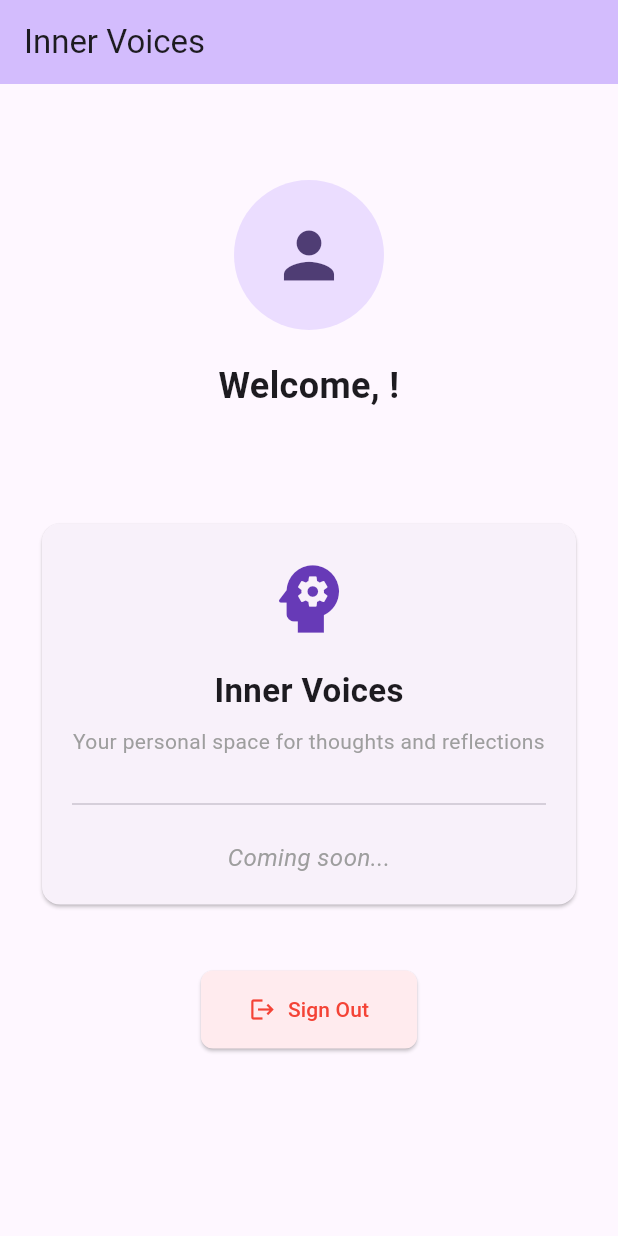
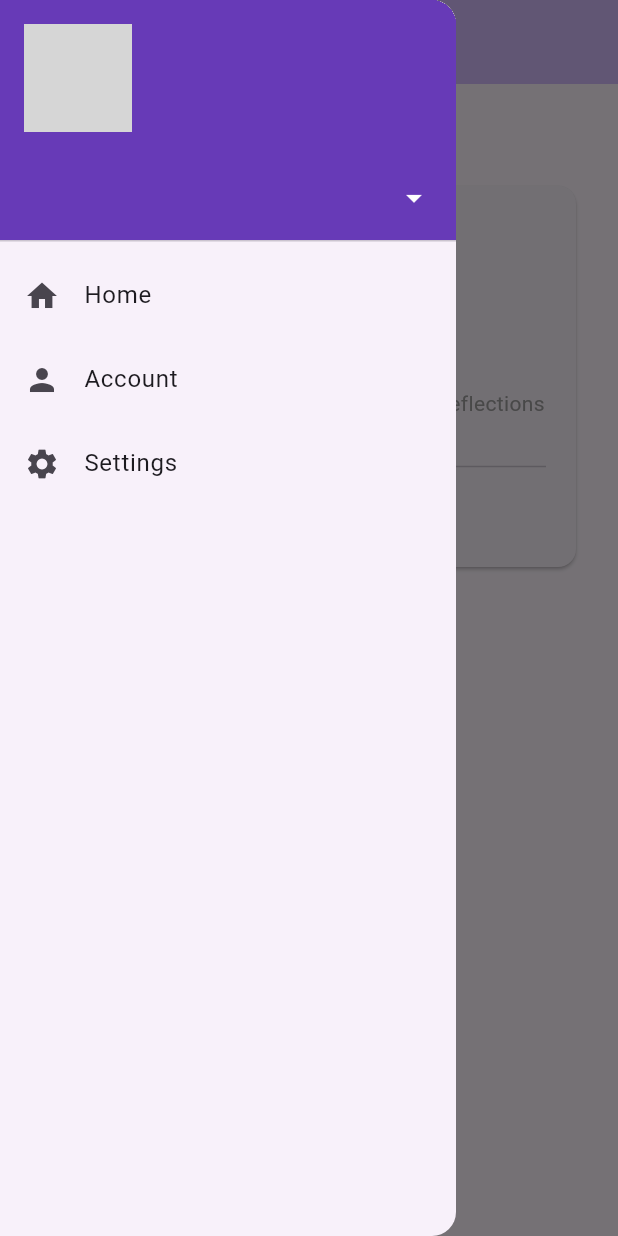
Before and after one commit to abeshahsan/innervoices, a Flutter app: the screen it shows once a user with an empty profile is signed in, with the side drawer open (before the commit the screen has no drawer), on a phone screen of 412 x 824 dp. Run offline on Flutter 3.47's test engine with Material 3 defaults, Android fonts, the phone set to English and light mode, and no system bars; our stand-ins replace bloc, firebase_auth, firebase_core, flutter_bloc, google_sign_in; accounts and stored records are empty; network calls fail; grey boxes are pictures that could not be loaded.

Commit message:
feat: add BradDrawer component for user navigation and account management

```diff
--- a/lib/blocs/user/user_bloc.dart
+++ b/lib/blocs/user/user_bloc.dart
@@ -96,8 +96,8 @@ class UserBloc extends Bloc<UserEvent, UserState> {
     }
   }
 
-  User _mapFirebaseUserToUser(firebase_auth.User firebaseUser) {
-    return User(
+  UserModel _mapFirebaseUserToUser(firebase_auth.User firebaseUser) {
+    return UserModel(
       username: firebaseUser.displayName ?? 'User',
       fullName: firebaseUser.displayName ?? 'Unknown User',
       email: firebaseUser.email ?? '',
--- a/lib/blocs/user/user_state.dart
+++ b/lib/blocs/user/user_state.dart
@@ -11,7 +11,7 @@ final class UserLoading extends UserState {}
 
 // User is authenticated
 final class UserAuthenticated extends UserState {
-  final User user;
+  final UserModel user;
   final firebase_auth.User firebaseUser;
 
   UserAuthenticated(this.user, this.firebaseUser);
--- /dev/null
+++ b/lib/components/drawer.dart
@@ -0,0 +1,129 @@
+import 'package:flutter/material.dart';
+import 'package:flutter_bloc/flutter_bloc.dart';
+import 'package:innervoices/blocs/user/user_bloc.dart';
+import 'package:innervoices/models/user.dart';
+
+class BradDrawer extends StatefulWidget {
+  const BradDrawer({super.key});
+
+  @override
+  State<BradDrawer> createState() => _BradDrawerState();
+}
+
+class _BradDrawerState extends State<BradDrawer> {
+  bool _showDetails = false;
+
+  @override
+  Widget build(BuildContext context) {
+    return Drawer(
+      child: ListView(
+        padding: EdgeInsets.zero,
+        children: [
+          BlocBuilder<UserBloc, UserState>(
+            builder: (context, state) {
+              if (state is UserAuthenticated) {
+                final UserModel user = state.user;
+                return _buildUserHeader(user);
+              }
+              return _buildEmptyHeader();
+            },
+          ),
+          _buildAnimatedDetails(),
+
+          _buildMainDrawerItems(),
+        ],
+      ),
+    );
+  }
+
+  Widget _buildUserHeader(UserModel user) {
+    return UserAccountsDrawerHeader(
+      accountName: Text(user.username),
+      accountEmail: Text(user.email),
+      currentAccountPicture: _buildProfilePicture(user.profilePictureUrl),
+      decoration: const BoxDecoration(color: Colors.deepPurple),
+      onDetailsPressed: () {
+        setState(() {
+          _showDetails = !_showDetails;
+        });
+      },
+    );
+  }
+
+  Widget _buildEmptyHeader() {
+    return const DrawerHeader(
+      decoration: BoxDecoration(color: Colors.deepPurple),
+      child: Text(
+        'Welcome!',
+        style: TextStyle(color: Colors.white, fontSize: 24),
+      ),
+    );
+  }
+
+  Widget _buildAnimatedDetails() {
+    return AnimatedSize(
+      duration: const Duration(milliseconds: 200),
+      curve: Curves.easeInOut,
+      child: _showDetails
+          ? Column(
+              children: [
+                ListTile(
+                  leading: const Icon(Icons.switch_account),
+                  title: const Text('Switch Account'),
+                  onTap: () {
+                    // Navigate to switch account or perform action
+                    Navigator.pop(context);
+                  },
+                ),
+                ListTile(
+                  leading: const Icon(Icons.logout),
+                  title: const Text('Logout'),
+                  onTap: () {
+                    context.read<UserBloc>().add(SignOutRequested());
+                    Navigator.pop(context);
+                  },
+                ),
+                const Divider(),
+              ],
+            )
+          : const SizedBox.shrink(),
+    );
+  }
+
+  Widget _buildMainDrawerItems() {
+    return Column(
+      children: [
+        ListTile(
+          leading: const Icon(Icons.home),
+          title: const Text('Home'),
+          onTap: () {
+            Navigator.pop(context);
+          },
+        ),
+        ListTile(
+          leading: const Icon(Icons.person),
+          title: const Text('Account'),
+          onTap: () {
+            // Navigate to account page or perform action
+            Navigator.pop(context);
+          },
+        ),
+        ListTile(
+          leading: const Icon(Icons.settings),
+          title: const Text('Settings'),
+          onTap: () {
+            Navigator.pop(context);
+          },
+        ),
+      ],
+    );
+  }
+
+  Widget _buildProfilePicture(String url) {
+    return CircleAvatar(
+      backgroundColor: Colors.white,
+      foregroundImage: NetworkImage(url),
+      child: const Icon(Icons.person, size: 50, color: Colors.grey),
+    );
+  }
+}
--- a/lib/main.dart
+++ b/lib/main.dart
@@ -16,8 +16,12 @@ class InnerVoiceApp extends StatelessWidget {
 
   @override
   Widget build(BuildContext context) {
-    return BlocProvider(
-      create: (context) => UserBloc()..add(CheckAuthStatus()),
+    return MultiBlocProvider(
+      providers: [
+        BlocProvider<UserBloc>(
+          create: (context) => UserBloc()..add(CheckAuthStatus()),
+        ),
+      ],
       child: MaterialApp(
         title: 'Inner Voices',
         theme: ThemeData(
--- a/lib/models/user.dart
+++ b/lib/models/user.dart
@@ -1,24 +1,24 @@
 import 'dart:convert';
 
-class User {
+class UserModel {
   String username;
   String fullName;
   String email;
   String profilePictureUrl;
-  User({
+  UserModel({
     required this.username,
     required this.fullName,
     required this.email,
     required this.profilePictureUrl,
   });
 
-  User copyWith({
+  UserModel copyWith({
     String? username,
     String? fullName,
     String? email,
     String? profilePictureUrl,
   }) {
-    return User(
+    return UserModel(
       username: username ?? this.username,
       fullName: fullName ?? this.fullName,
       email: email ?? this.email,
@@ -35,8 +35,8 @@ class User {
     };
   }
 
-  factory User.fromMap(Map<String, dynamic> map) {
-    return User(
+  factory UserModel.fromMap(Map<String, dynamic> map) {
+    return UserModel(
       username: map['username'] as String,
       fullName: map['fullName'] as String,
       email: map['email'] as String,
@@ -46,8 +46,8 @@ class User {
 
   String toJson() => json.encode(toMap());
 
-  factory User.fromJson(String source) =>
-      User.fromMap(json.decode(source) as Map<String, dynamic>);
+  factory UserModel.fromJson(String source) =>
+      UserModel.fromMap(json.decode(source) as Map<String, dynamic>);
 
   @override
   String toString() {
@@ -55,7 +55,7 @@ class User {
   }
 
   @override
-  bool operator ==(covariant User other) {
+  bool operator ==(covariant UserModel other) {
     if (identical(this, other)) return true;
 
     return other.username == username &&
--- a/lib/pages/home.dart
+++ b/lib/pages/home.dart
@@ -2,6 +2,7 @@ import 'package:flutter/material.dart';
 import 'package:flutter_bloc/flutter_bloc.dart';
 import 'package:innervoices/blocs/user/user_bloc.dart';
 import 'package:innervoices/components/appbar.dart';
+import 'package:innervoices/components/drawer.dart';
 
 class HomePage extends StatelessWidget {
   const HomePage({super.key});
@@ -18,6 +19,7 @@ class HomePage extends StatelessWidget {
       },
       child: Scaffold(
         appBar: BrandAppbar(title: 'Inner Voices'),
+        drawer: BradDrawer(),
         body: BlocBuilder<UserBloc, UserState>(
           builder: (context, state) {
             if (state is UserAuthenticated) {
@@ -32,39 +34,11 @@ class HomePage extends StatelessWidget {
   }
 
   Widget _buildUserContent(BuildContext context, UserAuthenticated state) {
-    final user = state.user;
-    final isLoading = context.watch<UserBloc>().state is UserLoading;
-
     return SingleChildScrollView(
       padding: const EdgeInsets.all(24.0),
       child: Column(
         crossAxisAlignment: CrossAxisAlignment.center,
         children: [
-          const SizedBox(height: 40),
-
-          // User Profile Section
-          CircleAvatar(
-            radius: 50,
-            backgroundImage: user.profilePictureUrl.isNotEmpty
-                ? NetworkImage(user.profilePictureUrl)
-                : null,
-            child: user.profilePictureUrl.isEmpty
-                ? const Icon(Icons.person, size: 50)
-                : null,
-          ),
-          const SizedBox(height: 20),
-
-          Text(
-            'Welcome, ${user.fullName}!',
-            style: const TextStyle(fontSize: 24, fontWeight: FontWeight.bold),
-            textAlign: TextAlign.center,
-          ),
-          const SizedBox(height: 8),
-
-          Text(
-            user.email,
-            style: const TextStyle(fontSize: 16, color: Colors.grey),
-          ),
           const SizedBox(height: 40),
 
           // App Content Area
@@ -105,32 +79,6 @@ class HomePage extends StatelessWidget {
             ),
           ),
           const SizedBox(height: 40),
-
-          // Sign Out Button
-          ElevatedButton.icon(
-            onPressed: isLoading
-                ? null
-                : () => context.read<UserBloc>().add(SignOutRequested()),
-            icon: isLoading
-                ? const SizedBox(
-                    width: 20,
-                    height: 20,
-                    child: CircularProgressIndicator(
-                      strokeWidth: 2,
-                      valueColor: AlwaysStoppedAnimation<Color>(Colors.red),
-                    ),
-                  )
-                : const Icon(Icons.logout),
-            label: Text(isLoading ? 'Signing Out...' : 'Sign Out'),
-            style: ElevatedButton.styleFrom(
-              backgroundColor: Colors.red[50],
-              foregroundColor: Colors.red,
-              padding: const EdgeInsets.symmetric(horizontal: 32, vertical: 16),
-              shape: RoundedRectangleBorder(
-                borderRadius: BorderRadius.circular(8),
-              ),
-            ),
-          ),
         ],
       ),
     );
--- a/pubspec.yaml
+++ b/pubspec.yaml
@@ -65,9 +65,8 @@ flutter:
   uses-material-design: true
 
   # To add assets to your application, add an assets section, like this:
-  # assets:
-  #   - images/a_dot_burr.jpeg
-  #   - images/a_dot_ham.jpeg
+  assets:
+    - lib/assets/default_avatar.png
 
   # An image asset can refer to one or more resolution-specific "variants", see
   # https://flutter.dev/to/resolution-aware-images
```
Also changed, not shown: lib/assets/default_avatar.png (added).
